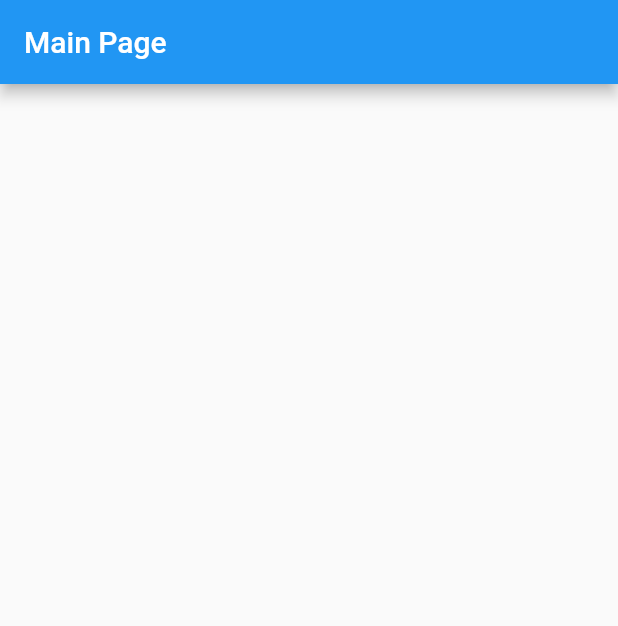
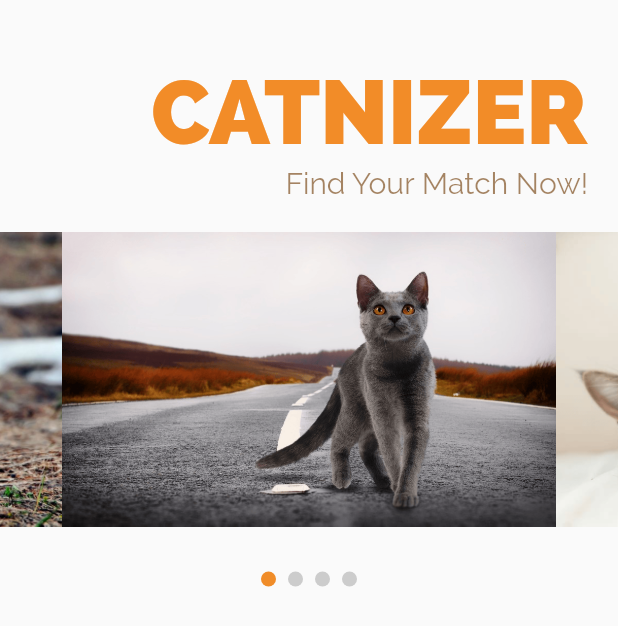
Before and after one commit to Cassandra-Jacklya/catnizer-appetizer, a Flutter app: the screen it shows after launch, on a phone screen of 412 x 824 dp. Shown: the top 626 px of the screen. Run offline on Flutter 3.47's test engine with Material 2 defaults, Android fonts, the phone set to English and light mode, and no system bars; drawn by our look-alikes of carousel_slider; our stand-ins replace font_awesome_flutter; network calls fail.

Commit message:
new updates scroller and facts

```diff
--- a/lib/main.dart
+++ b/lib/main.dart
@@ -1,5 +1,8 @@
+import 'dart:async';
+import 'package:http/http.dart' as http;
+import 'dart:convert';
+import 'package:carousel_slider/carousel_slider.dart';
 import 'package:flutter/material.dart';
-import 'FavPage.dart';
 
 void main() {
   runApp(const MyApp());
@@ -11,9 +14,9 @@ class MyApp extends StatelessWidget {
   @override
   Widget build(BuildContext context) {
     return MaterialApp(
-      title: 'Flutter Demo',
+      title: 'CATNIZER',
       theme: ThemeData(
-        primarySwatch: Colors.blue,
+        primarySwatch: Colors.orange,
       ),
       home: const MyHomePage(),
     );
@@ -28,10 +31,151 @@ class MyHomePage extends StatefulWidget {
 }
 
 class _MyHomePageState extends State<MyHomePage> {
+  final List<String> images = [
+    'assets/catimage/1.png',
+    'assets/catimage/2.png',
+    'assets/catimage/3.png',
+    'assets/catimage/7.png',
+  ];
+  String _catFact = '';
+  Timer? _timer;
+
+  Future<String> _getCatFact() async {
+    var response = await http.get(Uri.parse('https://catfact.ninja/fact'));
+    if (response.statusCode == 200) {
+      var jsonResponse = json.decode(response.body);
+      return jsonResponse['fact'];
+    } else {
+      throw Exception('Failed to load cat fact');
+    }
+  }
+
+  void _updateCatFact() {
+    _getCatFact().then((value) {
+      setState(() {
+        _catFact = value;
+      });
+    });
+  }
+
+  @override
+  void initState() {
+    super.initState();
+    _updateCatFact();
+    _timer = Timer.periodic(const Duration(seconds: 5), (timer) {
+      _updateCatFact();
+    });
+  }
+
+  @override
+  void dispose() {
+    _timer?.cancel();
+    super.dispose();
+  }
+
+  int _current = 0;
   @override
   Widget build(BuildContext context) {
     return Scaffold(
-      appBar: AppBar(title: const Text("Main Page"),),
-    );
+        body: Column(
+            // mainAxisAlignment: MainAxisAlignment.center,
+            crossAxisAlignment: CrossAxisAlignment.center,
+            children: [
+          Padding(
+            padding: const EdgeInsets.fromLTRB(40, 40, 20, 0),
+            child: Row(
+              mainAxisAlignment: MainAxisAlignment.end,
+              crossAxisAlignment: CrossAxisAlignment.end,
+              children: const [
+                Text("CATNIZER",
+                    style: TextStyle(
+                        fontFamily: 'Raleway',
+                        fontWeight: FontWeight.w800,
+                        fontSize: 60,
+                        color: Color.fromRGBO(242, 140, 40, 100))),
+              ],
+            ),
+          ),
+          Padding(
+            padding: const EdgeInsets.fromLTRB(40, 0, 20, 10),
+            child: Row(
+              mainAxisAlignment: MainAxisAlignment.end,
+              crossAxisAlignment: CrossAxisAlignment.end,
+              children: const [
+                Text("Find Your Match Now!",
+                    style: TextStyle(
+                        fontFamily: 'Raleway',
+                        fontWeight: FontWeight.w400,
+                        fontSize: 20,
+                        color: Color.fromRGBO(110, 56, 2, 0.612)))
+              ],
+            ),
+          ),
+          Padding(
+            padding: const EdgeInsets.fromLTRB(0, 10, 0, 0),
+            child: CarouselSlider(
+              items: images
+                  .map((item) => Center(
+                          child: Image.asset(
+                        item,
+                        fit: BoxFit.cover,
+                        width: 1000,
+                      )))
+                  .toList(),
+              options: CarouselOptions(
+                height: 200,
+                autoPlay: true,
+                autoPlayInterval: const Duration(seconds: 4),
+                onPageChanged: (index, reason) {
+                  setState(() {
+                    _current = index;
+                  });
+                },
+              ),
+            ),
+          ),
+          const SizedBox(height: 20),
+          Row(
+            mainAxisAlignment: MainAxisAlignment.center,
+            children: images.asMap().entries.map((entry) {
+              return GestureDetector(
+                onTap: () => setState(() => _current = entry.key),
+                child: Container(
+                  width: 10,
+                  height: 10,
+                  margin:
+                      const EdgeInsets.symmetric(vertical: 8, horizontal: 4),
+                  decoration: BoxDecoration(
+                    shape: BoxShape.circle,
+                    color: _current == entry.key
+                        ? const Color.fromRGBO(240, 140, 40, 100)
+                        : Colors.grey.withOpacity(0.5),
+                  ),
+                ),
+              );
+            }).toList(),
+          ),
+          Row(
+            mainAxisAlignment: MainAxisAlignment.center,
+            crossAxisAlignment: CrossAxisAlignment.center,
+            children: [
+            Flexible(
+            child: Container(
+
+              padding: const EdgeInsets.fromLTRB(10,10,10,10),
+              child: Text(_catFact,
+
+                style: const TextStyle(
+                  fontSize: 13.0,
+                  fontFamily: 'Raleway',
+                  color: Color.fromARGB(255, 190, 92, 12),
+                  fontWeight: FontWeight.w400,
+                ),
+              ),
+            ),
+          ),
+          ],)
+
+        ]));
   }
 }
```
Also changed, not shown: pubspec.yaml (+19 -9 lines), assets/Raleway-Bold.ttf (added), assets/Raleway-ExtraBold.ttf (added), assets/Raleway-ExtraLight.ttf (added), assets/Raleway-Heavy.ttf (added), assets/Raleway-Light.ttf (added), assets/Raleway-Medium.ttf (added), assets/Raleway-Regular.ttf (added), assets/Raleway-SemiBold.ttf (added), assets/Raleway-Thin.ttf (added), assets/catimage/1.png (added), assets/catimage/2.png (added), assets/catimage/3.png (added), assets/catimage/4.png (added), 4 more files.
